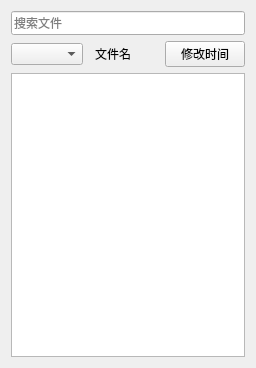
This is schedule/WSchedule.ui in 3548848289/SmartDesk as Qt 5 draws it before an edit. The edited form follows.
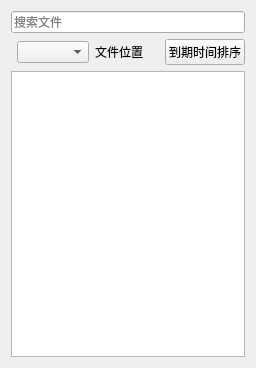
This is the edited form.

Commit message: 完善文件备忘录功能，新增到期提醒功能

```diff
--- a/schedule/WSchedule.ui
+++ b/schedule/WSchedule.ui
@@ -15,7 +15,7 @@
   </property>
   <layout class="QGridLayout" name="gridLayout">
    <item row="0" column="0">
-    <layout class="QVBoxLayout" name="verticalLayout" stretch="1,1,12">
+    <layout class="QVBoxLayout" name="verticalLayout" stretch="1,1,14">
      <item>
       <widget class="QLineEdit" name="searchLineEdit">
        <property name="sizePolicy">
@@ -35,7 +35,10 @@
      <item>
       <layout class="QHBoxLayout" name="horizontalLayout" stretch="1,4,4">
        <property name="spacing">
-        <number>12</number>
+        <number>6</number>
+       </property>
+       <property name="leftMargin">
+        <number>6</number>
        </property>
        <item>
         <widget class="QComboBox" name="comboBox">
@@ -50,14 +53,14 @@
        <item>
         <widget class="QLabel" name="label">
          <property name="text">
-          <string>文件名</string>
+          <string>文件位置</string>
          </property>
         </widget>
        </item>
        <item>
         <widget class="QPushButton" name="pushButton">
          <property name="text">
-          <string>修改时间</string>
+          <string>到期时间排序</string>
          </property>
         </widget>
        </item>
```
Left out of the diff: 2 changed lines with no effect on the pictures. The commit also changes 545 other files.
